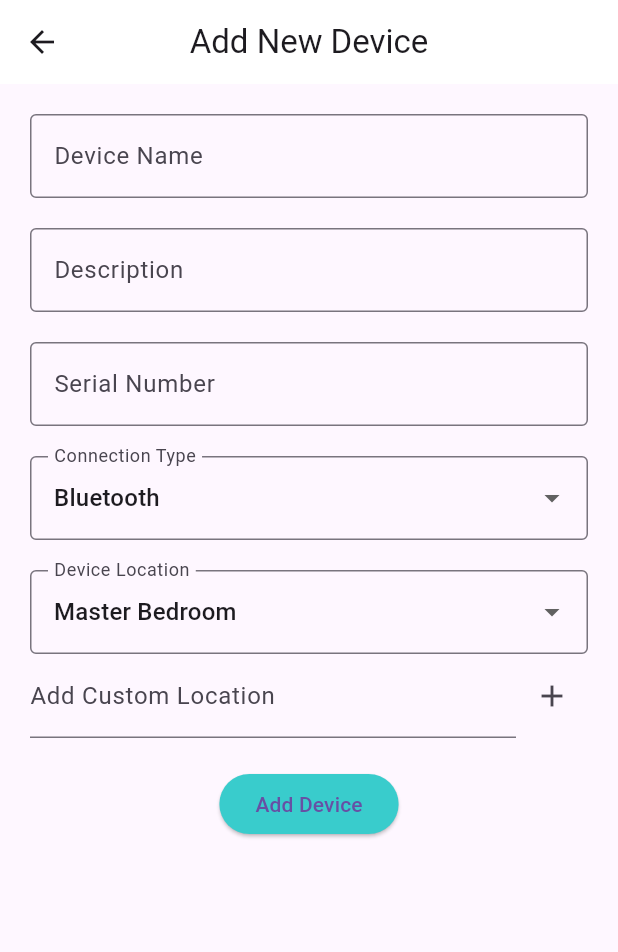
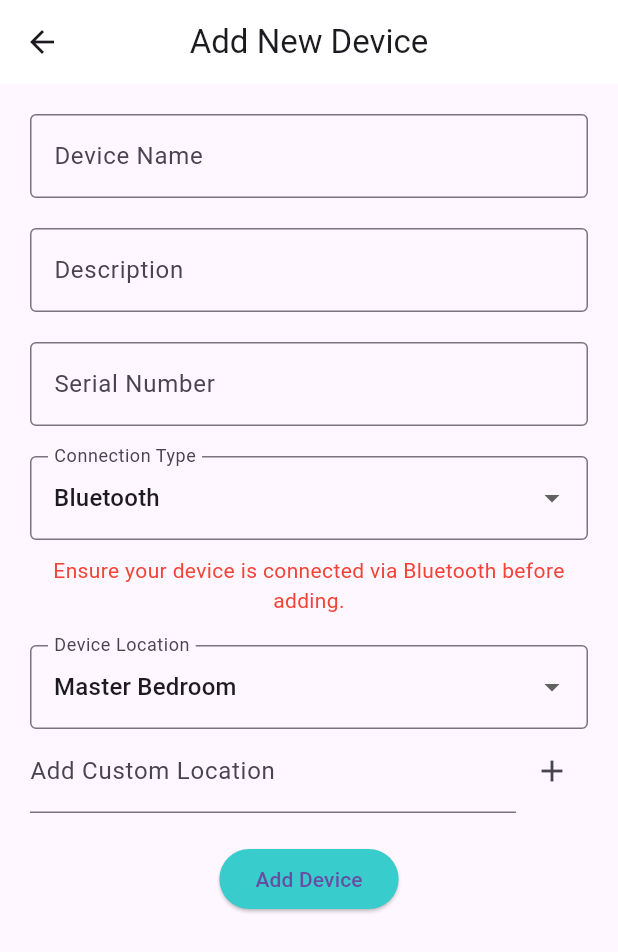
Before and after one commit to Crad-lers/Cradlers-App, a Flutter app: the AddDeviceScreen screen opened by its route, on a phone screen of 412 x 824 dp. Shown: the top 952 px of the screen. Run offline on Flutter 3.47's test engine with Material 3 defaults, Android fonts, the phone set to English and light mode, and no system bars; our stand-ins replace camera, device_info_plus, flutter_bloc, google_fonts, package_info, shared_preferences and 1 more; accounts and stored records are empty.

```diff
--- a/lib/screens/add_device_screen.dart
+++ b/lib/screens/add_device_screen.dart
@@ -100,7 +100,9 @@ class _AddDeviceScreenState extends State<AddDeviceScreen> {
               DropdownButtonFormField<String>(
                 value: _connectionType,
                 onChanged: (String? newValue) {
-                  setState(() => _connectionType = newValue!);
+                  setState(() {
+                    _connectionType = newValue!;
+                  });
                 },
                 items: <String>['Bluetooth', 'WiFi']
                     .map<DropdownMenuItem<String>>((String value) {
@@ -113,6 +115,12 @@ class _AddDeviceScreenState extends State<AddDeviceScreen> {
                   labelText: 'Connection Type',
                   border: OutlineInputBorder(),
                 ),
+              ),
+              SizedBox(height: 10),
+              Text(
+                'Ensure your device is connected via ${_connectionType} before adding.',
+                style: TextStyle(color: Colors.red, fontSize: 14),
+                textAlign: TextAlign.center,
               ),
               SizedBox(height: 20),
               DropdownButtonFormField<String>(
@@ -157,7 +165,7 @@ class _AddDeviceScreenState extends State<AddDeviceScreen> {
                   onPressed: _submitForm,
                   child: Text('Add Device'),
                   style: ElevatedButton.styleFrom(
-                    backgroundColor: Color(0xFF39CCCC),
+                    backgroundColor: Color(0xFF39CCCC), // Teal color
                   ),
                 ),
             ],
```
